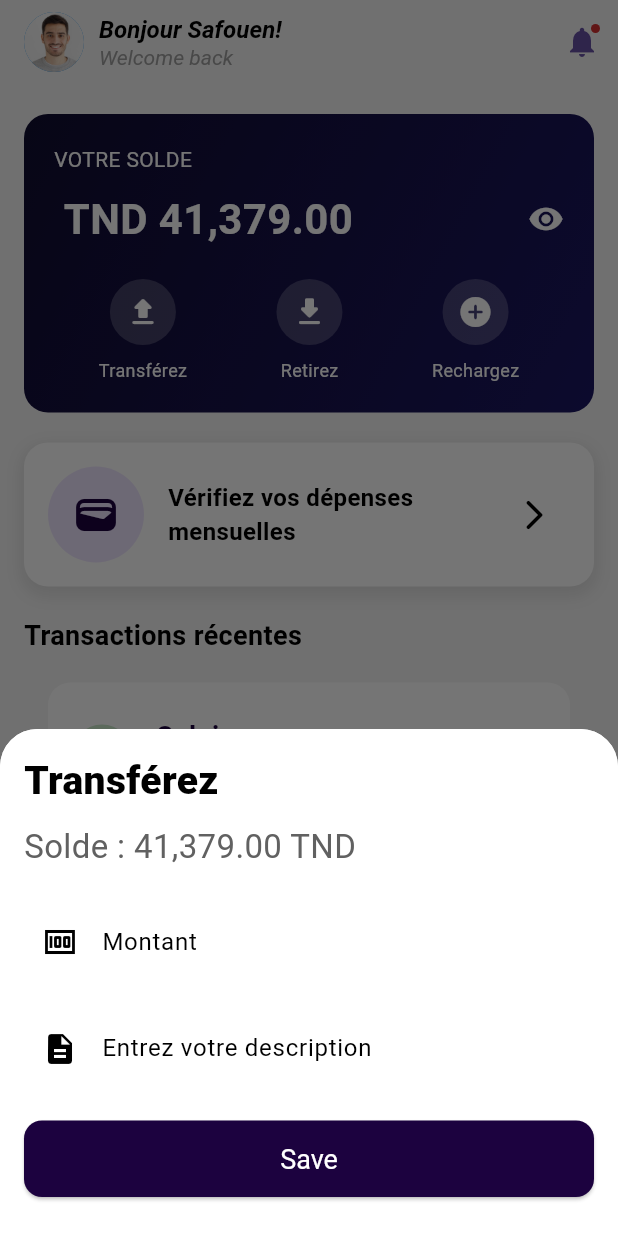
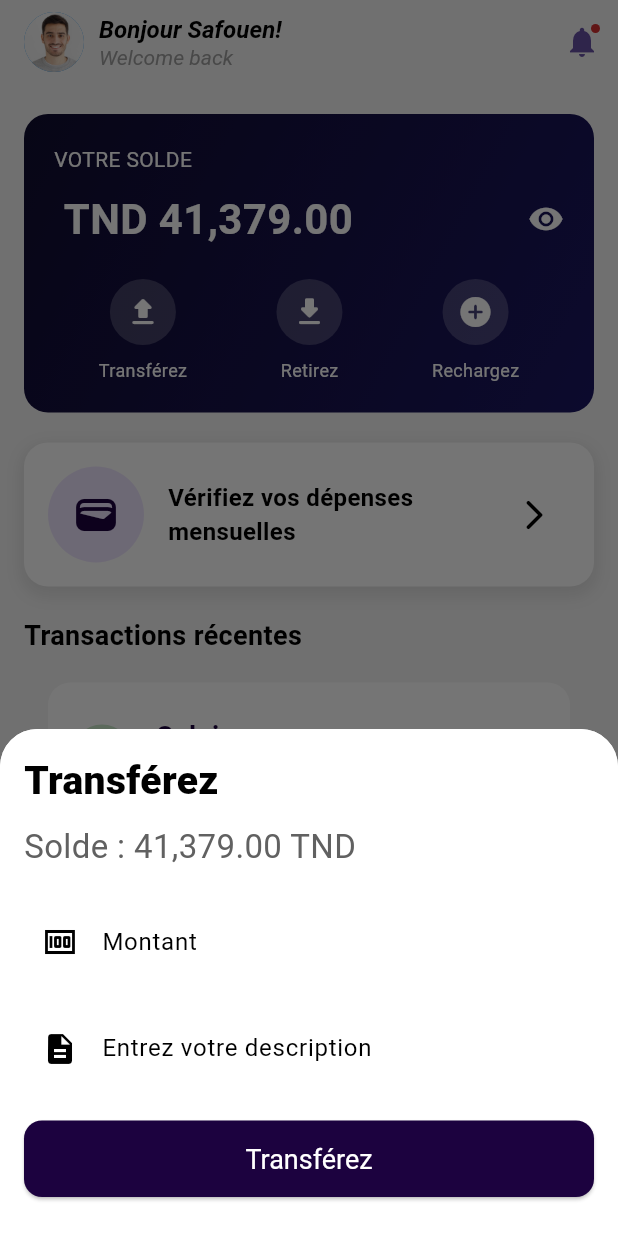
Before and after one commit to Safouene1/ewallet-mobile, a Flutter app: the screen it shows after launch, after a tap on "Transférez", on a phone screen of 412 x 824 dp. Run offline on Flutter 3.47's test engine with Material 3 defaults, Android fonts, the phone set to English and light mode, and no system bars; Roboto replaces fonts that are missing (Hind).

Commit message:
update mobile app

```diff
--- a/lib/main.dart
+++ b/lib/main.dart
@@ -93,7 +93,7 @@ class MyApp extends StatelessWidget {
         body: MyHomePage(title: '',),
         bottomNavigationBar: NavigationBar(
           indicatorColor: Colors.transparent,
-
+            backgroundColor: Colors.grey[200],
           destinations: <Widget>[
             NavigationDestination(
               selectedIcon: Icon(Icons.home),
--- a/lib/pages/home.dart
+++ b/lib/pages/home.dart
@@ -111,7 +111,7 @@ void _showOperationDrawer(BuildContext context, String operation) {
                 // Handle saving logic here
                 Navigator.pop(context); // Close the bottom sheet
               },
-              child: Text('Save', style: TextStyle(fontSize: 18,color: Colors.white)),
+              child: Text(operation, style: TextStyle(fontSize: 18,color: Colors.white)),
               style: ElevatedButton.styleFrom(
                 primary: Theme.of(context).primaryColor, // Use the primary color from the theme
                 padding: EdgeInsets.symmetric(vertical: 15),
```
